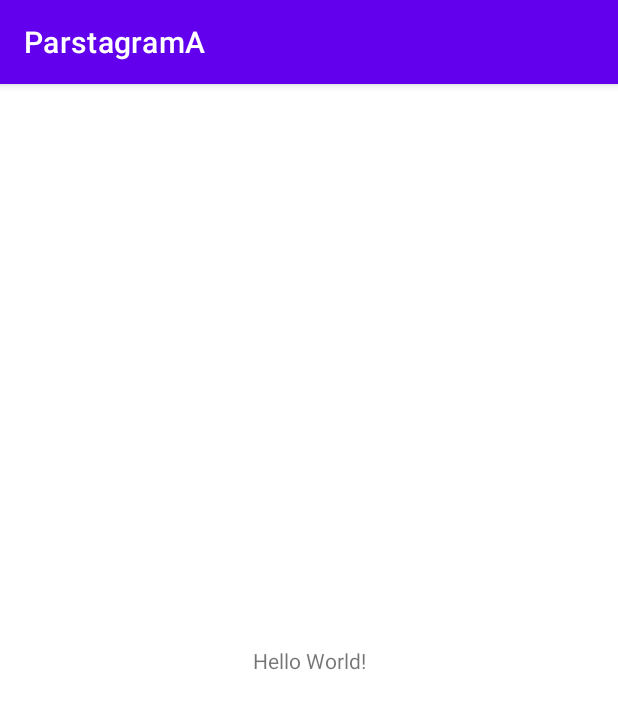
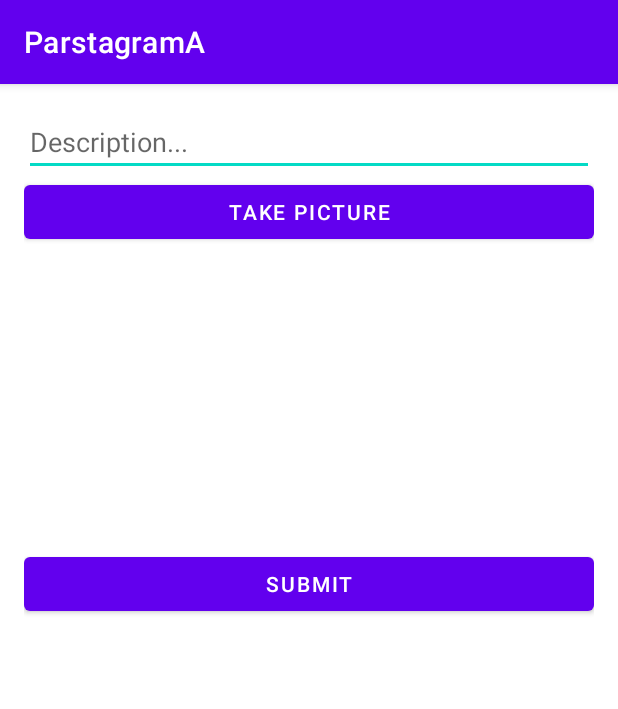
Before and after one commit to DaniDoesDev/ParstagramA, an Android app: the MainActivity screen opened directly, with no data from a screen before it, on a phone screen of 412 x 824 dp. Shown: the top 709 px of the screen. Run offline under Robolectric (Android 15) with nearby library versions, the phone set to English and light mode, and no system bars; libraries missing offline, so code that uses them is left out: com.parse; 2 statements that could not run were skipped.

```diff
--- a/app/src/main/java/com/example/parstagrama/MainActivity.java
+++ b/app/src/main/java/com/example/parstagrama/MainActivity.java
@@ -3,12 +3,51 @@ package com.example.parstagrama;
 import androidx.appcompat.app.AppCompatActivity;
 
 import android.os.Bundle;
+import android.util.Log;
+import android.widget.Button;
+import android.widget.EditText;
+import android.widget.ImageView;
+
+import com.parse.FindCallback;
+import com.parse.ParseException;
+import com.parse.ParseQuery;
+
+import java.util.List;
 
 public class MainActivity extends AppCompatActivity {
+
+    public static final String TAG = "MainActivity";
+    private EditText etDescription;
+    private Button btnCaptureImage;
+    private ImageView ivPostImage;
+    private Button btnSubmit;
 
     @Override
     protected void onCreate(Bundle savedInstanceState) {
         super.onCreate(savedInstanceState);
         setContentView(R.layout.activity_main);
+
+        etDescription = findViewById(R.id.etDescription);
+        btnCaptureImage = findViewById(R.id.btnCaptureImage);
+        ivPostImage = findViewById(R.id.ivPostImage);
+        btnSubmit = findViewById(R.id.btnSubmit);
+
+        queryPosts();
+    }
+
+    private void queryPosts() {
+        ParseQuery<Post> query = ParseQuery.getQuery(Post.class);
+        query.findInBackground(new FindCallback<Post>() {
+            @Override
+            public void done(List<Post> posts, ParseException e) {
+                if (e != null) {
+                    Log.e(TAG, "Issue with getting posts", e);
+                    return;
+                }
+                for (Post post : posts) {
+                    Log.i(TAG, "Post: " + post.getDescription() + ", username: " + post.getUser().getUsername());
+                }
+            }
+        });
     }
 }
--- a/app/src/main/res/layout/activity_main.xml
+++ b/app/src/main/res/layout/activity_main.xml
@@ -1,18 +1,37 @@
 <?xml version="1.0" encoding="utf-8"?>
-<androidx.constraintlayout.widget.ConstraintLayout xmlns:android="http://schemas.android.com/apk/res/android"
+<LinearLayout xmlns:android="http://schemas.android.com/apk/res/android"
     xmlns:app="http://schemas.android.com/apk/res-auto"
     xmlns:tools="http://schemas.android.com/tools"
     android:layout_width="match_parent"
     android:layout_height="match_parent"
+    android:layout_margin="16dp"
+    android:orientation="vertical"
     tools:context=".MainActivity">
 
-    <TextView
-        android:layout_width="wrap_content"
+    <EditText
+        android:id="@+id/etDescription"
+        android:layout_width="match_parent"
         android:layout_height="wrap_content"
-        android:text="Hello World!"
-        app:layout_constraintBottom_toBottomOf="parent"
-        app:layout_constraintLeft_toLeftOf="parent"
-        app:layout_constraintRight_toRightOf="parent"
-        app:layout_constraintTop_toTopOf="parent" />
+        android:ems="10"
+        android:hint="Description..."
+        android:inputType="textPersonName" />
 
-</androidx.constraintlayout.widget.ConstraintLayout>
+    <Button
+        android:id="@+id/btnCaptureImage"
+        android:layout_width="match_parent"
+        android:layout_height="wrap_content"
+        android:text="Take Picture" />
+
+    <ImageView
+        android:id="@+id/ivPostImage"
+        android:layout_width="match_parent"
+        android:layout_height="200dp"
+        tools:srcCompat="@tools:sample/avatars" />
+
+    <Button
+        android:id="@+id/btnSubmit"
+        android:layout_width="match_parent"
+        android:layout_height="wrap_content"
+        android:text="Submit" />
+
+</LinearLayout>
```
Also changed, not shown: app/src/main/java/com/example/parstagrama/Post.java (added, +38 -0 lines).
